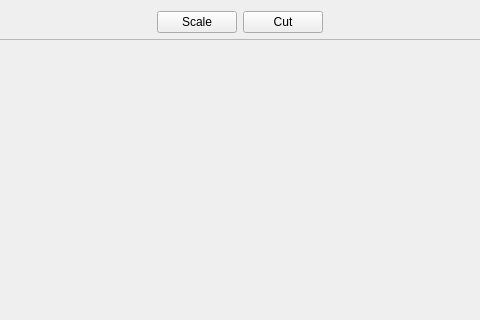
Qt form Code/Mantid/Vates/VatesSimpleGui/ViewWidgets/inc/MantidVatesSimpleGuiViewWidgets/StandardView.ui (mantidproject/mantid) before a commit; both pictures show x 167 to 647 and y 0 to 320 of the 814 by 668 pixel window.
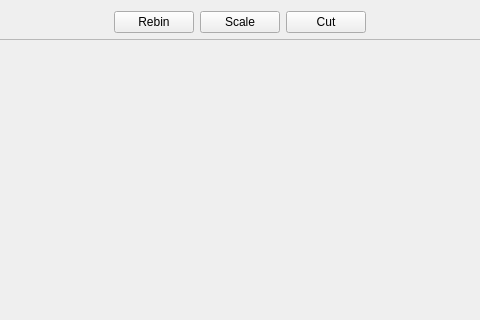
The same form after that commit.

Commit message: Refs #10833 Adding a rebin dialog and manager

What changed in the file:
```diff
--- a/Code/Mantid/Vates/VatesSimpleGui/ViewWidgets/inc/MantidVatesSimpleGuiViewWidgets/StandardView.ui
+++ b/Code/Mantid/Vates/VatesSimpleGui/ViewWidgets/inc/MantidVatesSimpleGuiViewWidgets/StandardView.ui
@@ -29,6 +29,16 @@
        </property>
       </spacer>
      </item>
+    <item>
+      <widget class="QPushButton" name="rebinButton">
+        <property name="toolTip">
+          <string>Invoke plugin to rebin the current dataset.</string>
+        </property>
+        <property name="text">
+          <string>Rebin</string>
+        </property>
+      </widget>
+    </item>
      <item>
       <widget class="QPushButton" name="scaleButton">
        <property name="toolTip">
```
The commit also changes 12 other files.
